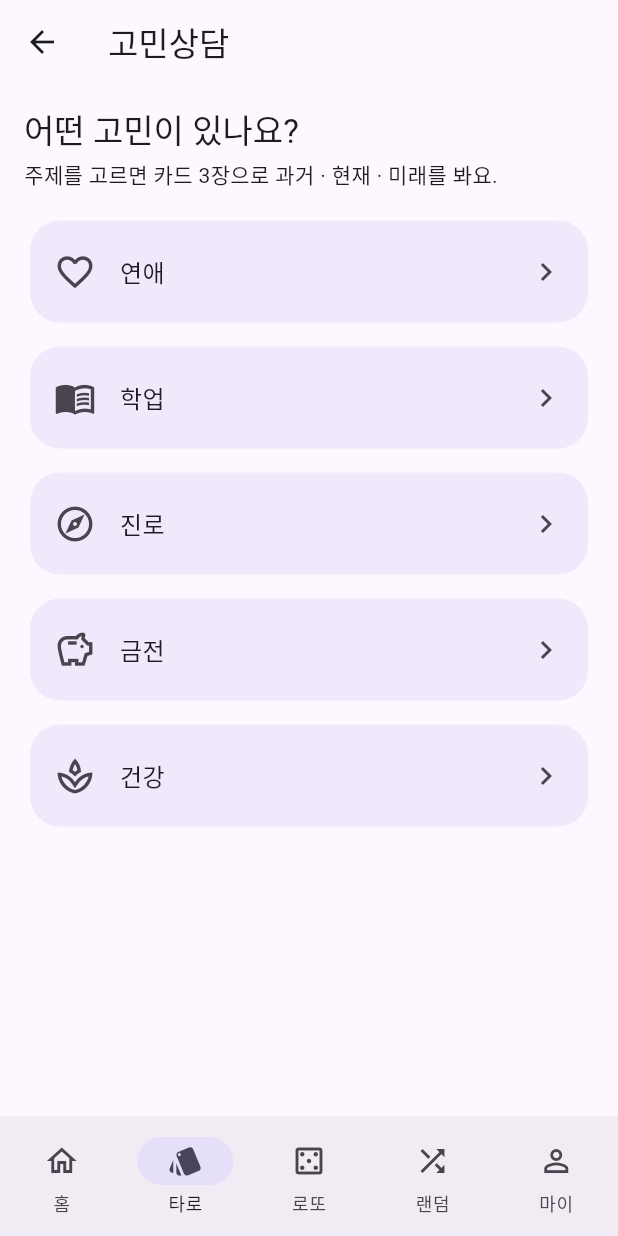
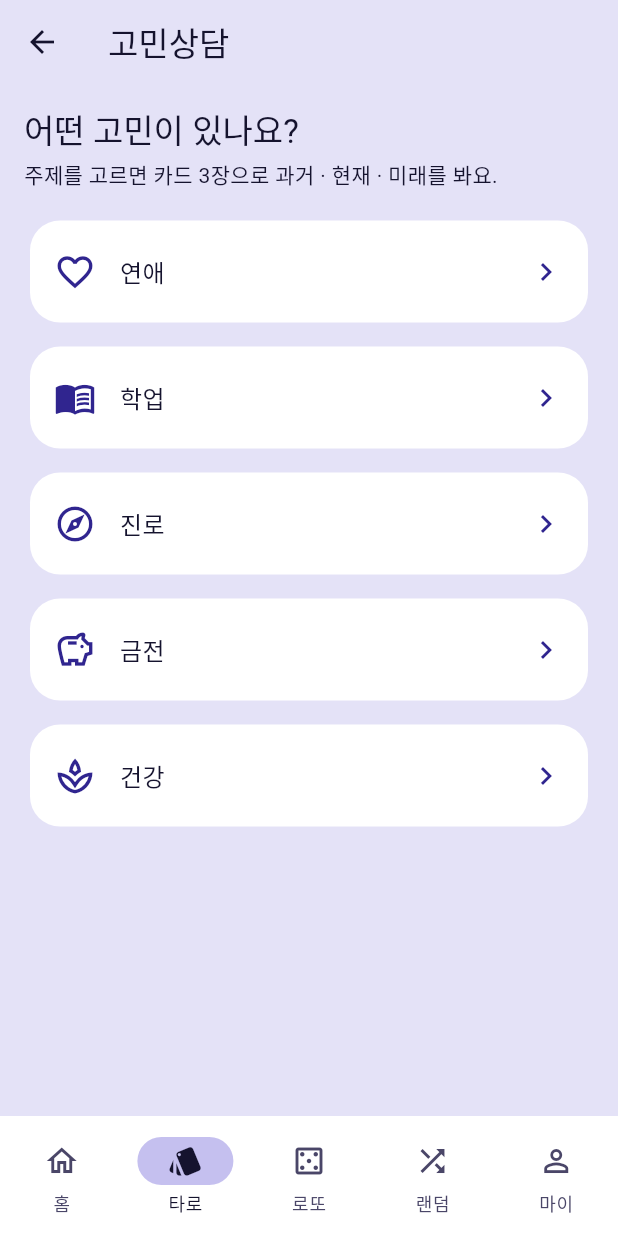
Before and after one commit to shlete/Oppop, a Flutter app: the screen it shows after launch, after a tap on "타로", after a tap on "고민상담", on a phone screen of 412 x 824 dp. Run offline on Flutter 3.47's test engine with Material 3 defaults, Android fonts, the phone set to English and light mode, and no system bars; our stand-ins replace flutter_riverpod, google_mobile_ads, share_plus, shared_preferences, web; missing offline and left inert: dart:js_interop, gal; network calls fail.

Commit message:
Apply the indigo violet colour palette
Define the palette in AppColors (main #30258F, gold point #DFA220,
lavender background, white card surfaces, dark ink) and build the
theme from it: app bar, white navigation bar, white menu cards with
main-coloured icons, and deeper indigo tarot card backs. The 오늘의 뽑기
phrase cards keep their own category colours.

Co-Authored-By: Claude Opus 5.5 (1M context) <noreply@anthropic.com>
Claude-Session: https://claude.ai/code/session_01FsZtawRLD1deWrySo6vrEK

```diff
--- a/lib/core/theme.dart
+++ b/lib/core/theme.dart
@@ -1,16 +1,75 @@
 import 'package:flutter/material.dart';
 
+/// 앱 컬러 팔레트: 인디고 바이올렛 (밤하늘 퍼플 + 미드나잇 골드).
+/// 오늘의 뽑기 문구 카드는 카테고리별 색을 따로 쓴다 (phrase_card.dart).
+abstract final class AppColors {
+  /// 메인: 버튼, 강조 글자, 선택 표시.
+  static const main = Color(0xFF30258F);
+
+  /// 포인트: 금색. 타로 카드 테두리, 작은 강조.
+  static const point = Color(0xFFDFA220);
+
+  /// 화면 배경.
+  static const background = Color(0xFFE4E2F7);
+
+  /// 연한 면: 칩, 해석 상자, 선택된 탭.
+  static const soft = Color(0xFFC5C0EF);
+
+  /// 카드 면.
+  static const surface = Color(0xFFFFFFFF);
+
+  /// 글자.
+  static const ink = Color(0xFF15132E);
+}
+
 class AppTheme {
-  static const seed = Color(0xFF7C5CFF);
+  static const seed = AppColors.main;
 
-  static ThemeData get light => ThemeData(
-    colorScheme: ColorScheme.fromSeed(seedColor: seed),
+  static ThemeData get light {
+    final scheme = ColorScheme.fromSeed(seedColor: seed).copyWith(
+      primary: AppColors.main,
+      onPrimary: Colors.white,
+      primaryContainer: AppColors.soft,
+      onPrimaryContainer: AppColors.ink,
+      secondary: AppColors.main,
+      secondaryContainer: AppColors.soft,
+      onSecondaryContainer: AppColors.ink,
+      tertiary: AppColors.point,
+      tertiaryContainer: const Color(0xFFF6E2B3),
+      onTertiaryContainer: const Color(0xFF3A2A00),
+      surface: AppColors.background,
+      onSurface: AppColors.ink,
+      onSurfaceVariant: const Color(0xFF4A4668),
+      surfaceContainerLowest: AppColors.surface,
+      surfaceContainerLow: const Color(0xFFF4F3FC),
+      surfaceContainer: const Color(0xFFEDEBFA),
+      surfaceContainerHigh: const Color(0xFFDAD7F2),
+      surfaceContainerHighest: const Color(0xFFD0CCEE),
+      outline: const Color(0xFF7C78A0),
+      outlineVariant: const Color(0xFFBDB8E0),
+    );
+    return ThemeData(
+      colorScheme: scheme,
       useMaterial3: true,
+      scaffoldBackgroundColor: AppColors.background,
+      appBarTheme: const AppBarTheme(
+        backgroundColor: AppColors.background,
+        surfaceTintColor: Colors.transparent,
+        foregroundColor: AppColors.ink,
+      ),
+      navigationBarTheme: const NavigationBarThemeData(
+        backgroundColor: AppColors.surface,
+        indicatorColor: AppColors.soft,
+        surfaceTintColor: Colors.transparent,
+      ),
+      listTileTheme: const ListTileThemeData(iconColor: AppColors.main),
       cardTheme: const CardThemeData(
         elevation: 0,
+        color: AppColors.surface,
         shape: RoundedRectangleBorder(
           borderRadius: BorderRadius.all(Radius.circular(20)),
         ),
       ),
     );
   }
+}
--- a/lib/features/home/home_screen.dart
+++ b/lib/features/home/home_screen.dart
@@ -21,7 +21,7 @@ class HomeScreen extends StatelessWidget {
             title: '오늘의 뽑기',
             subtitle: '명언 한마디 · 응원 한마디 · 오늘 주의할 점',
             icon: Icons.auto_awesome,
-            color: scheme.primaryContainer,
+            color: scheme.surfaceContainerLowest,
             height: 160,
             onTap: () => Navigator.of(context)
                 .push(MaterialPageRoute(builder: (_) => const DailyScreen())),
@@ -31,7 +31,7 @@ class HomeScreen extends StatelessWidget {
             title: '타로',
             subtitle: '오늘의 운세 1장 · 고민상담 3장',
             icon: Icons.style,
-            color: scheme.secondaryContainer,
+            color: scheme.surfaceContainerLowest,
             onTap: () => onOpenTab(1),
           ),
           const SizedBox(height: 12),
@@ -42,7 +42,7 @@ class HomeScreen extends StatelessWidget {
                   title: '로또',
                   subtitle: '랜덤 번호',
                   icon: Icons.casino,
-                  color: scheme.tertiaryContainer,
+                  color: scheme.surfaceContainerLowest,
                   onTap: () => onOpenTab(2),
                 ),
               ),
@@ -52,7 +52,7 @@ class HomeScreen extends StatelessWidget {
                   title: '랜덤',
                   subtitle: '룰렛 · 사다리',
                   icon: Icons.shuffle,
-                  color: scheme.surfaceContainerHighest,
+                  color: scheme.surfaceContainerLowest,
                   onTap: () => onOpenTab(3),
                 ),
               ),
@@ -96,7 +96,11 @@ class _MenuCard extends StatelessWidget {
             child: Column(
               crossAxisAlignment: CrossAxisAlignment.start,
               children: [
-                Icon(icon, size: 28),
+                Icon(
+                  icon,
+                  size: 28,
+                  color: Theme.of(context).colorScheme.primary,
+                ),
                 const Spacer(),
                 Text(title, style: text.titleLarge),
                 Text(subtitle, style: text.bodySmall),
--- a/lib/features/random/random_screen.dart
+++ b/lib/features/random/random_screen.dart
@@ -18,7 +18,7 @@ class RandomScreen extends StatelessWidget {
             title: '룰렛',
             subtitle: '항목을 넣고 돌려서 하나 뽑기',
             icon: Icons.donut_large,
-            color: scheme.primaryContainer,
+            color: scheme.surfaceContainerLowest,
             builder: (_) => const RouletteScreen(),
           ),
           const SizedBox(height: 12),
@@ -26,7 +26,7 @@ class RandomScreen extends StatelessWidget {
             title: '사다리타기',
             subtitle: '친구들과 누가 뭘 할지 정하기',
             icon: Icons.stairs_outlined,
-            color: scheme.secondaryContainer,
+            color: scheme.surfaceContainerLowest,
             builder: (_) => const LadderScreen(),
           ),
         ],
--- a/lib/features/tarot/consult_result_screen.dart
+++ b/lib/features/tarot/consult_result_screen.dart
@@ -118,7 +118,6 @@ class _ConsultResultScreenState extends ConsumerState<ConsultResultScreen>
     final isSaved = ref.watch(savedReadingsProvider).any((r) => r.id == _id);
     final text = Theme.of(context).textTheme;
     return Scaffold(
-      backgroundColor: Theme.of(context).colorScheme.surfaceContainer,
       appBar: AppBar(title: Text('고민상담 · ${widget.topic.label}')),
       body: SafeArea(
         child: deck == null
--- a/lib/features/tarot/consult_screen.dart
+++ b/lib/features/tarot/consult_screen.dart
@@ -129,7 +129,7 @@ class _TopicPicker extends StatelessWidget {
         const SizedBox(height: 16),
         for (final t in TarotTopic.values) ...[
           Card(
-            color: scheme.secondaryContainer.withValues(alpha: 0.6),
+            color: scheme.surfaceContainerLowest,
             clipBehavior: Clip.antiAlias,
             child: ListTile(
               contentPadding: const EdgeInsets.symmetric(
--- a/lib/features/tarot/saved_readings_screen.dart
+++ b/lib/features/tarot/saved_readings_screen.dart
@@ -132,7 +132,6 @@ class _SavedReadingView extends StatelessWidget {
     final scheme = Theme.of(context).colorScheme;
     final d = reading.savedAt;
     return Scaffold(
-      backgroundColor: reading.isDaily ? null : scheme.surfaceContainer,
       appBar: AppBar(title: Text(reading.title)),
       body: SafeArea(
         child: SingleChildScrollView(
--- a/lib/features/tarot/tarot_card_view.dart
+++ b/lib/features/tarot/tarot_card_view.dart
@@ -7,7 +7,7 @@ import 'tarot_cards.dart';
 /// 카드 그림 비율 (1909 라이더-웨이트 스캔 기준).
 const tarotAspect = 0.578;
 
-const tarotInk = Color(0xFF2E2648);
+const tarotInk = Color(0xFF15132E);
 const tarotGold = Color(0xFFE9C46A);
 
 /// 카드 뒷면. 덱 펼치기와 뒤집기 전에 보인다.
@@ -32,9 +32,9 @@ class TarotCardBack extends StatelessWidget {
                 begin: Alignment.topLeft,
                 end: Alignment.bottomRight,
                 colors: [
-                  Color(0xFF3B2A78),
-                  Color(0xFF6B4FD8),
-                  Color(0xFF2B1F5C),
+                  Color(0xFF221A6E),
+                  Color(0xFF3A2DA6),
+                  Color(0xFF16114A),
                 ],
               ),
               border: Border.all(
@@ -45,7 +45,7 @@ class TarotCardBack extends StatelessWidget {
               ),
               boxShadow: const [
                 BoxShadow(
-                  color: Color(0x332E2648),
+                  color: Color(0x3315132E),
                   blurRadius: 6,
                   offset: Offset(0, 3),
                 ),
@@ -132,7 +132,7 @@ class TarotCardFace extends StatelessWidget {
               borderRadius: BorderRadius.circular(radius),
               boxShadow: const [
                 BoxShadow(
-                  color: Color(0x332E2648),
+                  color: Color(0x3315132E),
                   blurRadius: 10,
                   offset: Offset(0, 4),
                 ),
--- a/lib/features/tarot/tarot_screen.dart
+++ b/lib/features/tarot/tarot_screen.dart
@@ -37,7 +37,7 @@ class TarotScreen extends ConsumerWidget {
             title: '오늘의 운세',
             subtitle: flipped ? '오늘의 카드 다시 보기' : '하루 한 장, 오늘의 카드 뒤집기',
             cards: 1,
-            color: scheme.primaryContainer,
+            color: scheme.surfaceContainerLowest,
             builder: (_) => const DailyTarotScreen(),
           ),
           const SizedBox(height: 12),
@@ -45,7 +45,7 @@ class TarotScreen extends ConsumerWidget {
             title: '고민상담',
             subtitle: '연애 · 학업 · 진로 · 금전 · 건강',
             cards: 3,
-            color: scheme.secondaryContainer,
+            color: scheme.surfaceContainerLowest,
             builder: (_) => const ConsultScreen(),
           ),
           const SizedBox(height: 16),
```
Lines whose indentation alone changed are shown as unchanged.
